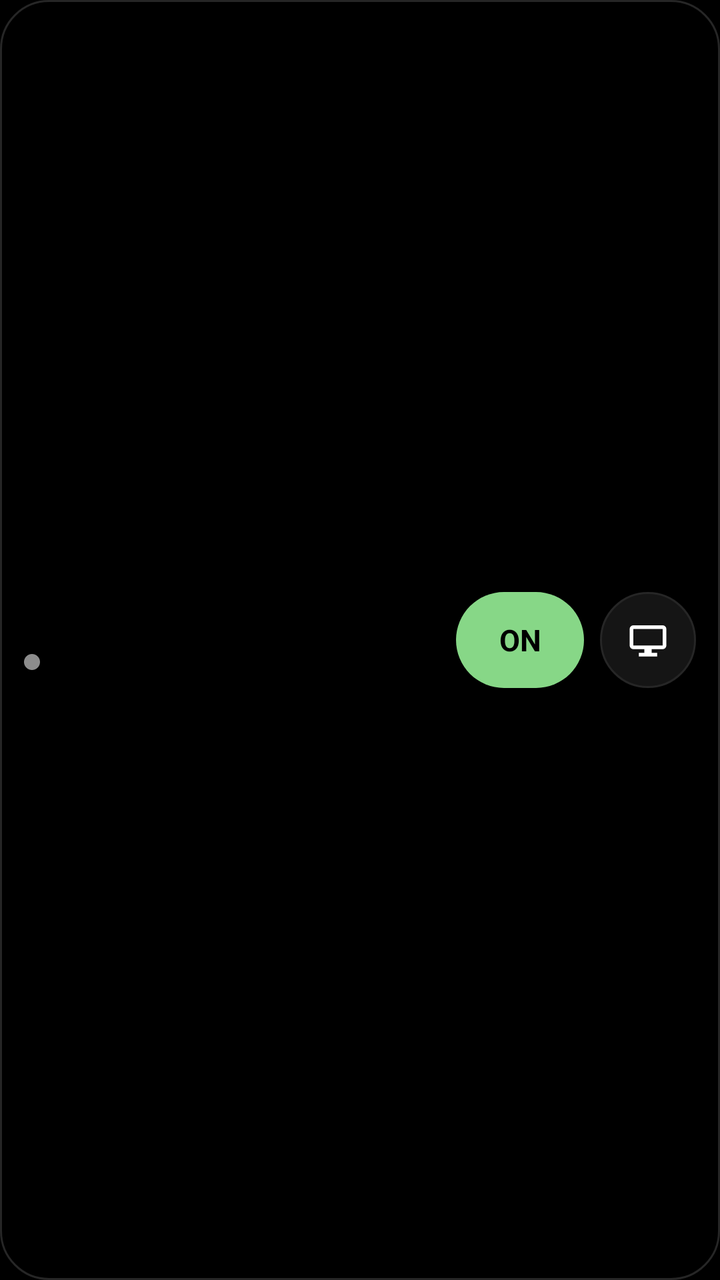
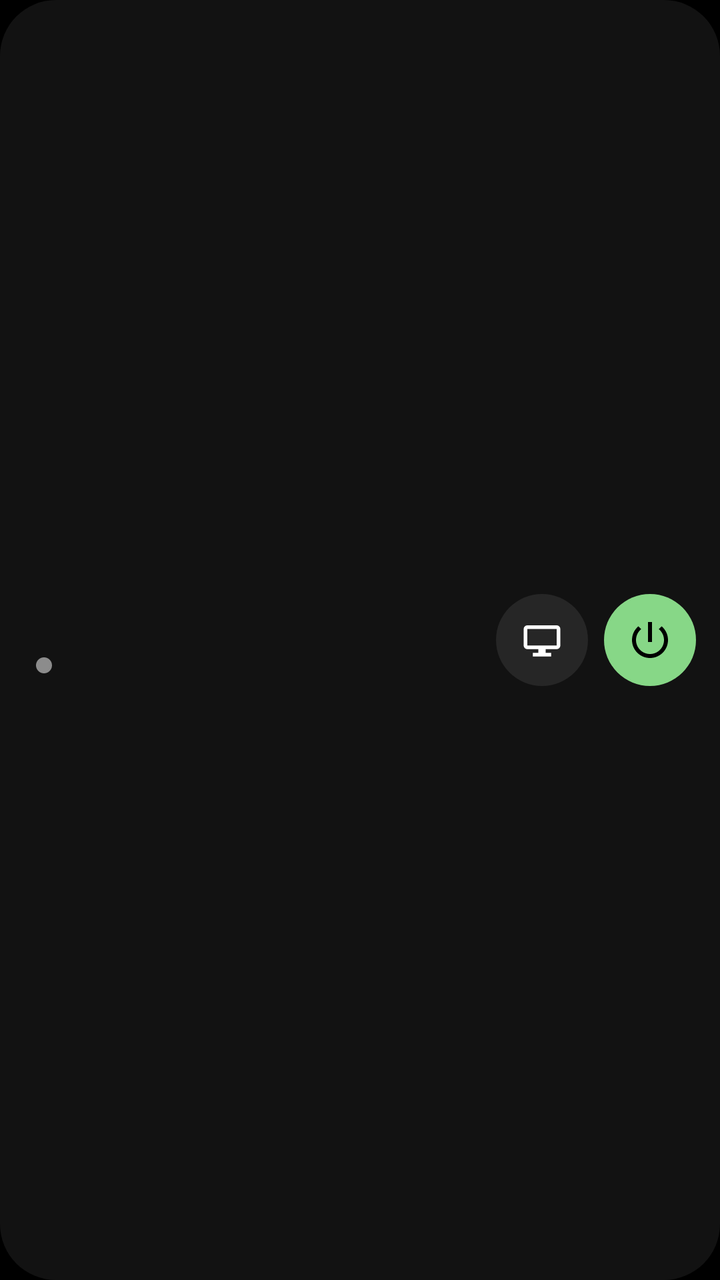

Compare the two renders of this Android layout. The source of the first and the diff that turns it into the second are given below.
<!-- AndroidManifest.xml: application theme Theme.Andromac -->
<!-- res/layout/widget_small.xml -->
<?xml version="1.0" encoding="utf-8"?>
<LinearLayout xmlns:android="http://schemas.android.com/apk/res/android"
    android:id="@+id/w_root" android:layout_width="match_parent" android:layout_height="match_parent"
    android:background="@drawable/w_bg" android:gravity="center_vertical" android:orientation="horizontal" android:padding="12dp">
    <LinearLayout android:layout_width="0dp" android:layout_height="wrap_content" android:layout_weight="1" android:orientation="vertical">
        <TextView android:id="@+id/w_name" android:layout_width="match_parent" android:layout_height="wrap_content"
            android:ellipsize="end" android:maxLines="1" android:textColor="#FFFFFF" android:textSize="15sp" android:textStyle="bold"/>
        <LinearLayout android:layout_width="wrap_content" android:layout_height="wrap_content" android:layout_marginTop="2dp" android:gravity="center_vertical" android:orientation="horizontal">
            <ImageView android:id="@+id/w_dot" android:layout_width="8dp" android:layout_height="8dp" android:layout_marginEnd="6dp" android:src="@drawable/w_dot_dim"/>
            <TextView android:id="@+id/w_state" android:layout_width="wrap_content" android:layout_height="wrap_content"
                android:maxLines="1" android:textColor="#8C8C8C" android:textSize="13sp"/>
        </LinearLayout>
    </LinearLayout>
    <TextView android:id="@+id/w_toggle" android:layout_width="64dp" android:layout_height="48dp" android:gravity="center"
        android:background="@drawable/w_btn_on" android:text="ON" android:textColor="#000000" android:textSize="15sp" android:textStyle="bold"/>
    <ImageView android:id="@+id/w_screen" android:layout_width="48dp" android:layout_height="48dp" android:layout_marginStart="8dp" android:padding="13dp"
        android:background="@drawable/w_btn_screen" android:src="@drawable/ic_tile_screen" android:contentDescription="Mac screen"/>
</LinearLayout>
<!-- resources referenced by this layout -->
<resources>
  <!-- drawable ic_tile_screen (drawable) -->
  <vector xmlns:android="http://schemas.android.com/apk/res/android" android:width="24dp" android:height="24dp" android:viewportWidth="24" android:viewportHeight="24">
      <path android:fillColor="#FFFFFF" android:pathData="M4,4h16a2,2 0,0 1,2 2v9a2,2 0,0 1,-2 2h-6v2h3v2H7v-2h3v-2H4a2,2 0,0 1,-2 -2V6a2,2 0,0 1,2 -2zM4,6v9h16V6z"/>
  </vector>
  <!-- drawable w_bg (drawable) -->
  <shape xmlns:android="http://schemas.android.com/apk/res/android" android:shape="rectangle">
      <solid android:color="#000000"/><stroke android:width="1dp" android:color="#262626"/><corners android:radius="24dp"/>
  </shape>
  <!-- drawable w_btn_on (drawable) -->
  <shape xmlns:android="http://schemas.android.com/apk/res/android" android:shape="rectangle"><solid android:color="#87D787"/><corners android:radius="24dp"/></shape>
  <!-- drawable w_btn_screen (drawable) -->
  <shape xmlns:android="http://schemas.android.com/apk/res/android" android:shape="rectangle"><solid android:color="#151515"/><stroke android:width="1dp" android:color="#262626"/><corners android:radius="24dp"/></shape>
  <!-- drawable w_dot_dim (drawable) -->
  <shape xmlns:android="http://schemas.android.com/apk/res/android" android:shape="oval"><solid android:color="#8C8C8C"/><size android:width="10dp" android:height="10dp"/></shape>
  <style name="Theme.Andromac" parent="android:Theme.Material.NoActionBar">
          <item name="android:windowBackground">@color/ic_launcher_background</item>
      </style>
  <color name="ic_launcher_background">#000000</color>
</resources>

<!-- the commit's change to res/layout/widget_small.xml (unified diff, before → after) -->
@@ -1,18 +1,19 @@
 <?xml version="1.0" encoding="utf-8"?>
 <LinearLayout xmlns:android="http://schemas.android.com/apk/res/android"
     android:id="@+id/w_root" android:layout_width="match_parent" android:layout_height="match_parent"
-    android:background="@drawable/w_bg" android:gravity="center_vertical" android:orientation="horizontal" android:padding="12dp">
+    android:background="@drawable/w_bg" android:gravity="center_vertical" android:orientation="horizontal"
+    android:paddingStart="18dp" android:paddingEnd="12dp" android:paddingTop="8dp" android:paddingBottom="8dp">
     <LinearLayout android:layout_width="0dp" android:layout_height="wrap_content" android:layout_weight="1" android:orientation="vertical">
         <TextView android:id="@+id/w_name" android:layout_width="match_parent" android:layout_height="wrap_content"
-            android:ellipsize="end" android:maxLines="1" android:textColor="#FFFFFF" android:textSize="15sp" android:textStyle="bold"/>
-        <LinearLayout android:layout_width="wrap_content" android:layout_height="wrap_content" android:layout_marginTop="2dp" android:gravity="center_vertical" android:orientation="horizontal">
-            <ImageView android:id="@+id/w_dot" android:layout_width="8dp" android:layout_height="8dp" android:layout_marginEnd="6dp" android:src="@drawable/w_dot_dim"/>
+            android:ellipsize="end" android:maxLines="1" android:textColor="#FFFFFF" android:textSize="17sp" android:textStyle="bold"/>
+        <LinearLayout android:layout_width="wrap_content" android:layout_height="wrap_content" android:layout_marginTop="3dp" android:gravity="center_vertical" android:orientation="horizontal">
+            <ImageView android:id="@+id/w_dot" android:layout_width="8dp" android:layout_height="8dp" android:layout_marginEnd="7dp" android:importantForAccessibility="no" android:src="@drawable/w_dot_dim"/>
             <TextView android:id="@+id/w_state" android:layout_width="wrap_content" android:layout_height="wrap_content"
-                android:maxLines="1" android:textColor="#8C8C8C" android:textSize="13sp"/>
+                android:ellipsize="end" android:maxLines="1" android:textColor="#A0A0A0" android:textSize="13sp"/>
         </LinearLayout>
     </LinearLayout>
-    <TextView android:id="@+id/w_toggle" android:layout_width="64dp" android:layout_height="48dp" android:gravity="center"
-        android:background="@drawable/w_btn_on" android:text="ON" android:textColor="#000000" android:textSize="15sp" android:textStyle="bold"/>
-    <ImageView android:id="@+id/w_screen" android:layout_width="48dp" android:layout_height="48dp" android:layout_marginStart="8dp" android:padding="13dp"
+    <ImageView android:id="@+id/w_screen" android:layout_width="46dp" android:layout_height="46dp" android:layout_marginEnd="8dp" android:padding="12dp"
         android:background="@drawable/w_btn_screen" android:src="@drawable/ic_tile_screen" android:contentDescription="Mac screen"/>
+    <ImageView android:id="@+id/w_toggle" android:layout_width="46dp" android:layout_height="46dp" android:padding="11dp"
+        android:background="@drawable/w_btn_on" android:src="@drawable/ic_w_power_dark" android:contentDescription="Andromac connection"/>
 </LinearLayout>
<!-- resource entries referenced after the edit -->
@@ -4,14 +4,18 @@
   <vector xmlns:android="http://schemas.android.com/apk/res/android" android:width="24dp" android:height="24dp" android:viewportWidth="24" android:viewportHeight="24">
       <path android:fillColor="#FFFFFF" android:pathData="M4,4h16a2,2 0,0 1,2 2v9a2,2 0,0 1,-2 2h-6v2h3v2H7v-2h3v-2H4a2,2 0,0 1,-2 -2V6a2,2 0,0 1,2 -2zM4,6v9h16V6z"/>
   </vector>
+  <!-- drawable ic_w_power_dark (drawable) -->
+  <vector xmlns:android="http://schemas.android.com/apk/res/android" android:width="24dp" android:height="24dp" android:viewportWidth="24" android:viewportHeight="24">
+      <path android:fillColor="#000000" android:pathData="M13,3h-2v10h2V3zM17.83,5.17l-1.42,1.42C17.99,7.86 19,9.81 19,12c0,3.87 -3.13,7 -7,7s-7,-3.13 -7,-7c0,-2.19 1.01,-4.14 2.58,-5.42L6.17,5.17C4.23,6.82 3,9.26 3,12c0,4.97 4.03,9 9,9s9,-4.03 9,-9c0,-2.74 -1.23,-5.18 -3.17,-6.83z"/>
+  </vector>
   <!-- drawable w_bg (drawable) -->
   <shape xmlns:android="http://schemas.android.com/apk/res/android" android:shape="rectangle">
-      <solid android:color="#000000"/><stroke android:width="1dp" android:color="#262626"/><corners android:radius="24dp"/>
+      <solid android:color="#121212"/><corners android:radius="28dp"/>
   </shape>
   <!-- drawable w_btn_on (drawable) -->
-  <shape xmlns:android="http://schemas.android.com/apk/res/android" android:shape="rectangle"><solid android:color="#87D787"/><corners android:radius="24dp"/></shape>
+  <shape xmlns:android="http://schemas.android.com/apk/res/android" android:shape="oval"><solid android:color="#87D787"/></shape>
   <!-- drawable w_btn_screen (drawable) -->
-  <shape xmlns:android="http://schemas.android.com/apk/res/android" android:shape="rectangle"><solid android:color="#151515"/><stroke android:width="1dp" android:color="#262626"/><corners android:radius="24dp"/></shape>
+  <shape xmlns:android="http://schemas.android.com/apk/res/android" android:shape="oval"><solid android:color="#262626"/></shape>
   <!-- drawable w_dot_dim (drawable) -->
   <shape xmlns:android="http://schemas.android.com/apk/res/android" android:shape="oval"><solid android:color="#8C8C8C"/><size android:width="10dp" android:height="10dp"/></shape>
   <style name="Theme.Andromac" parent="android:Theme.Material.NoActionBar">
